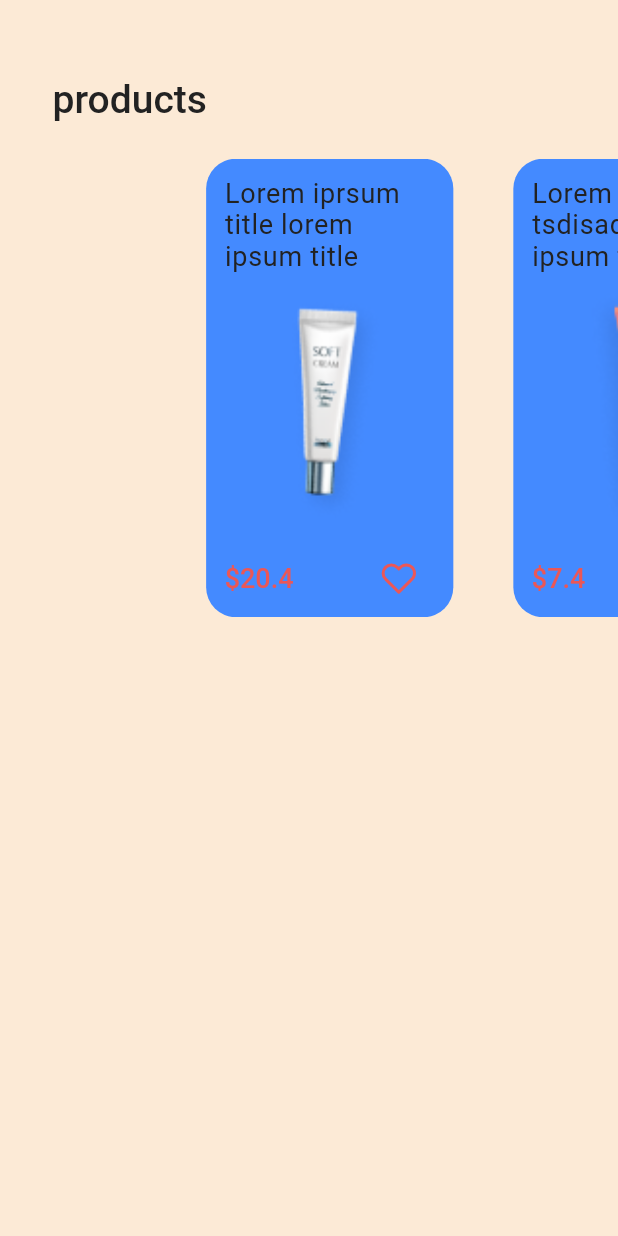
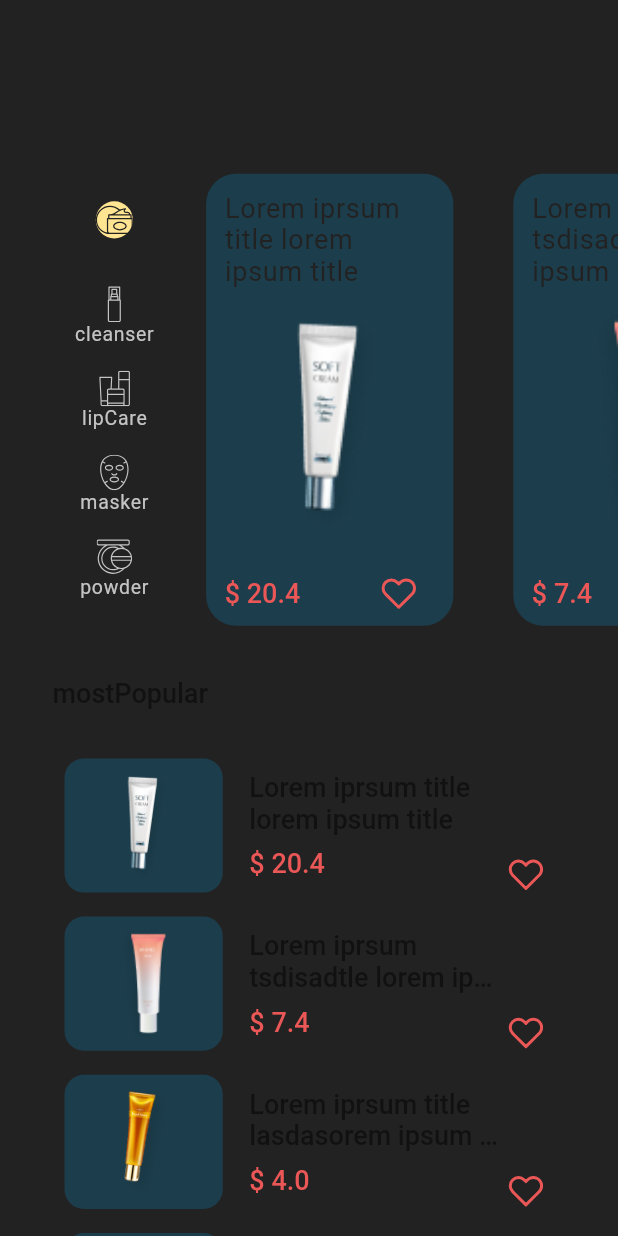
Before and after one commit to azaderdogan/beauty_app, a Flutter app: the screen it shows after launch, on a phone screen of 412 x 824 dp. Run offline on Flutter 3.47's test engine with Material 2 defaults, Android fonts, the phone set to English and light mode, and no system bars; our stand-ins replace cached_network_image, flutter_svg, get, shared_preferences, sizer, sliding_up_panel; missing offline and left inert: vexana; Roboto replaces fonts that are missing (Poppins_Bold, Poppins_Medium).

Commit message:
completed products view desing

```diff
--- a/lib/core/extensions/context_extension.dart
+++ b/lib/core/extensions/context_extension.dart
@@ -0,0 +1,8 @@
+import 'dart:math';
+
+import 'package:flutter/material.dart';
+import 'package:flutter/widgets.dart';
+
+extension ContextExtension on BuildContext {
+  MaterialColor get randomColor => Colors.primaries[Random().nextInt(17)];
+}
--- a/lib/product/utils/svg_constants.dart
+++ b/lib/product/utils/svg_constants.dart
@@ -14,6 +14,7 @@ class SvgConstants {
   String moisturizer = '033-moisturizer'.toSvg;
   String makeUp = '038-make-up-3'.toSvg;
   String skincare = '045-skincare'.toSvg;
+  String cleanset = 'cleanset'.toSvg;
   String calendar = 'calendar'.toSvg;
   String notification = 'notification'.toSvg;
   String heartRed = 'heart-1'.toSvg;
--- a/lib/view/products/constanst/products_constants_mixin.dart
+++ b/lib/view/products/constanst/products_constants_mixin.dart
@@ -1,9 +1,9 @@
-import 'package:beauty_app/product/utils/image_constants.dart';
-import 'package:beauty_app/product/utils/svg_constants.dart';
-import 'package:beauty_app/view/products/model/product.dart';
-import 'package:beauty_app/view/products/model/product_category.dart';
-import 'package:beauty_app/view/products/view/products_view.dart';
 import 'package:get/get_utils/src/extensions/internacionalization.dart';
+
+import '../../../product/utils/image_constants.dart';
+import '../../../product/utils/svg_constants.dart';
+import '../model/product.dart';
+import '../model/product_category.dart';
 
 mixin ProductsConstants {
   final String products = 'products'.tr;
@@ -24,25 +24,25 @@ mixin ProductsConstants {
     ProductCategory(
       categoryId: 0,
       categoryName: 'cleanser'.tr,
-      categoryIconPath: SvgConstants.instance.moisturizer,
+      categoryIconPath: SvgConstants.instance.cleanset,
     ),
     ProductCategory(
       categoryId: 0,
       categoryName: 'lipCare'.tr,
-      categoryIconPath: SvgConstants.instance.moisturizer,
+      categoryIconPath: SvgConstants.instance.skincare,
     ),
     ProductCategory(
       categoryId: 0,
       categoryName: 'masker'.tr,
-      categoryIconPath: SvgConstants.instance.moisturizer,
+      categoryIconPath: SvgConstants.instance.mask,
     ),
     ProductCategory(
       categoryId: 0,
       categoryName: 'powder'.tr,
-      categoryIconPath: SvgConstants.instance.moisturizer,
+      categoryIconPath: SvgConstants.instance.makeUp,
     ),
   ];
-  List<Product> producst = <Product>[
+  List<Product> productList = <Product>[
     Product(
         title: 'Lorem iprsum title lorem ipsum title',
         imagePath: ImageConstants.instance.image5,
--- a/lib/view/products/view/products_view.dart
+++ b/lib/view/products/view/products_view.dart
@@ -1,202 +1,65 @@
-import 'package:beauty_app/core/extensions/num.dart';
-import 'package:beauty_app/core/extensions/padding_insets.dart';
-import 'package:beauty_app/product/utils/svg_constants.dart';
-import 'package:beauty_app/view/products/model/product.dart';
-import 'package:beauty_app/view/products/model/product_category.dart';
-import 'package:flutter/foundation.dart';
-import 'package:flutter_svg/flutter_svg.dart';
+import 'package:flutter/material.dart';
+import 'package:get/get_utils/src/extensions/context_extensions.dart';
+import 'package:sizer/sizer.dart';
 
 import '../../../core/base/view/base_view.dart';
 import '../../../core/widget/sizedBox/dynamic_veritical_space.dart';
 import '../constanst/products_constants_mixin.dart';
 import '../controller/products_controller.dart';
-import 'package:flutter/material.dart';
-import 'package:get/get_utils/src/extensions/context_extensions.dart';
-import 'package:sizer/sizer.dart';
+import '../widgets/most_popular_list_view.dart';
+import '../widgets/product_categories_pageview.dart';
 
 class ProductsView extends BaseView<ProductsController> with ProductsConstants {
   ProductsView({Key? key}) : super(key: key);
-
+  late ScrollController _scrollController = ScrollController();
   @override
   Widget build(BuildContext context) {
     return Scaffold(
+      backgroundColor: context.theme.backgroundColor,
       body: SafeArea(
-        child: Column(
-          crossAxisAlignment: CrossAxisAlignment.start,
-          children: [
-            DynamicVerticalSpace(
-              height: 6.2.h,
-            ),
-            Padding(
-              padding: EdgeInsets.only(left: 8.5.w),
-              child: Text(
-                products,
-                style: context.textTheme.headline1!
-                    .copyWith(color: context.theme.colorScheme.background),
+        child: SingleChildScrollView(
+          controller: _scrollController,
+          child: Column(
+            crossAxisAlignment: CrossAxisAlignment.start,
+            children: [
+              DynamicVerticalSpace(
+                height: 6.2.h,
               ),
-            ),
-            DynamicVerticalSpace(),
-            ProductCategoriesWidget(categories: categories, products: producst)
-          ],
+              _buildProductText(context),
+              DynamicVerticalSpace(),
+              ProductCategoriesWidget(
+                  categories: categories, products: productList),
+              DynamicVerticalSpace(),
+              _buildMostPopularText(context),
+              DynamicVerticalSpace(),
+              Padding(
+                padding: EdgeInsets.symmetric(horizontal: 8.5.w),
+                child: MostPopularListView(
+                    productList: productList,
+                    scrollController: _scrollController),
+              )
+            ],
+          ),
         ),
       ),
     );
   }
-}
 
-class ProductCategoriesWidget extends StatefulWidget {
-  const ProductCategoriesWidget({
-    Key? key,
-    required this.products,
-    required this.categories,
-  }) : super(key: key);
+  Padding _buildMostPopularText(BuildContext context) {
+    return Padding(
+      padding: EdgeInsets.symmetric(horizontal: 8.5.w),
+      child: Text(mostPopular, style: context.textTheme.headline2),
+    );
+  }
 
-  final List<Product> products;
-  final List<ProductCategory> categories;
-
-  @override
-  State<ProductCategoriesWidget> createState() =>
-      _ProductCategoriesWidgetState();
-}
-
-class _ProductCategoriesWidgetState extends State<ProductCategoriesWidget> {
-  @override
-  Widget build(BuildContext context) {
-    return SizedBox(
-      height: 37.1.h,
-      child: Padding(
-        padding: EdgeInsets.only(left: 8.5.w),
-        child: Row(
-          children: [
-            CategoriesWidget(
-              categories: widget.categories,
-            ),
-            Expanded(
-              child: ListView.builder(
-                itemCount: widget.products.length,
-                shrinkWrap: true,
-                scrollDirection: Axis.horizontal,
-                itemBuilder: (context, index) => ProductCardWidget(
-                  product: widget.products[index],
-                ),
-              ),
-            ),
-          ],
-        ),
+  Padding _buildProductText(BuildContext context) {
+    return Padding(
+      padding: EdgeInsets.only(left: 8.5.w),
+      child: Text(
+        products,
+        style: context.textTheme.headline1!
+            .copyWith(color: context.theme.colorScheme.background),
       ),
     );
   }
 }
-
-class CategoriesWidget extends StatelessWidget {
-  const CategoriesWidget({
-    Key? key,
-    required this.categories,
-  }) : super(key: key);
-  final List<ProductCategory> categories;
-  @override
-  Widget build(BuildContext context) {
-    return SizedBox(
-      width: 20.w,
-      child: Wrap(
-        runAlignment: WrapAlignment.center,
-        alignment: WrapAlignment.center,
-        runSpacing: 2.1.h,
-        children: [
-
-        ],
-      ),
-    );
-  }
-}
-
-class ProductCardWidget extends StatelessWidget {
-  const ProductCardWidget({
-    Key? key,
-    required this.product,
-  }) : super(key: key);
-  final Product product;
-  @override
-  Widget build(BuildContext context) {
-    return Container(
-      margin: const EdgeInsets.symmetric(horizontal: 20),
-      padding: context.paddingLow * 1.5,
-      height: 20.h,
-      width: 20.h,
-      decoration: BoxDecoration(
-          color: Colors.blueAccent, borderRadius: BorderRadius.circular(20)),
-      child: Column(
-        mainAxisSize: MainAxisSize.max,
-        crossAxisAlignment: CrossAxisAlignment.center,
-        mainAxisAlignment: MainAxisAlignment.spaceEvenly,
-        children: [
-          Text(
-            product.title,
-            style: context.textTheme.headline5!.copyWith(
-              color: context.theme.colorScheme.background,
-              fontSize: 16.scpx,
-            ),
-          ),
-          Image.asset(
-            product.imagePath,
-            height: 21.9.h,
-            width: 23.7.w,
-            fit: BoxFit.fill,
-          ),
-          Align(
-            alignment: Alignment.bottomCenter,
-            child: Row(
-              crossAxisAlignment: CrossAxisAlignment.center,
-              mainAxisAlignment: MainAxisAlignment.spaceBetween,
-              children: [
-                Text(
-                  '\$${product.price}',
-                  style: context.textTheme.headline2!.copyWith(
-                    color: context.theme.colorScheme.error,
-                  ),
-                ),
-                IconButton(
-                    onPressed: () {},
-                    icon: SvgPicture.asset(
-                      product.isFavorite
-                          ? SvgConstants.instance.heartRed
-                          : SvgConstants.instance.heart,
-                    ))
-              ],
-            ),
-          )
-        ],
-      ),
-    );
-  }
-}
-
-class ProductTypeItem extends StatelessWidget {
-  const ProductTypeItem({
-    Key? key,
-    required this.text,
-    required this.iconPath,
-  }) : super(key: key);
-
-  final String text;
-  final String iconPath;
-
-  @override
-  Widget build(BuildContext context) {
-    return Column(
-      crossAxisAlignment: CrossAxisAlignment.center,
-      mainAxisAlignment: MainAxisAlignment.center,
-      children: [
-        SvgPicture.asset(
-          iconPath,
-          height: 3.h,
-          width: 3.h,
-        ),
-        Text(
-          text,
-          style: context.textTheme.headline3,
-        )
-      ],
-    );
-  }
-}
--- /dev/null
+++ b/lib/view/products/widgets/category_item.dart
@@ -0,0 +1,53 @@
+import 'package:flutter/material.dart';
+import 'package:flutter_svg/svg.dart';
+import 'package:get/get_utils/src/extensions/context_extensions.dart';
+import 'package:sizer/sizer.dart';
+
+class CategoryItem extends StatelessWidget {
+  CategoryItem({
+    Key? key,
+    required this.text,
+    required this.iconPath,
+    this.isSelected = false,
+  }) : super(key: key);
+
+  final String text;
+  final String iconPath;
+  bool isSelected;
+
+  @override
+  Widget build(BuildContext context) {
+    return Column(
+      crossAxisAlignment: CrossAxisAlignment.center,
+      mainAxisAlignment: MainAxisAlignment.center,
+      children: [_buildIcon(context), _buildText(context)],
+    );
+  }
+
+  Text _buildText(BuildContext context) {
+    return Text(
+      text,
+      style: context.textTheme.headline3!.copyWith(
+        color: isSelected
+            ? context.theme.colorScheme.background
+            : context.theme.colorScheme.surface,
+      ),
+    );
+  }
+
+  CircleAvatar _buildIcon(BuildContext context) {
+    return CircleAvatar(
+      radius: 1.5.h,
+      backgroundColor:
+          isSelected ? context.theme.disabledColor : Colors.transparent,
+      child: SvgPicture.asset(
+        iconPath,
+        height: 3.h,
+        width: 3.h,
+        color: isSelected
+            ? context.theme.colorScheme.background
+            : context.theme.colorScheme.surface,
+      ),
+    );
+  }
+}
--- /dev/null
+++ b/lib/view/products/widgets/most_popular_list_view.dart
@@ -0,0 +1,103 @@
+import 'package:flutter/material.dart';
+import 'package:flutter_svg/svg.dart';
+import 'package:get/get_utils/src/extensions/context_extensions.dart';
+import 'package:sizer/sizer.dart';
+
+import '../../../core/constants/app/app_constants.dart';
+import '../../../core/extensions/context_extension.dart';
+import '../../../product/utils/svg_constants.dart';
+import '../model/product.dart';
+
+class MostPopularListView extends StatelessWidget {
+  const MostPopularListView({
+    Key? key,
+    required this.productList,
+    required ScrollController scrollController,
+  })  : _scrollController = scrollController,
+        super(key: key);
+
+  final List<Product> productList;
+  final ScrollController _scrollController;
+
+  @override
+  Widget build(BuildContext context) {
+    return ListView.builder(
+      itemCount: productList.length,
+      shrinkWrap: true,
+      controller: _scrollController,
+      itemBuilder: (BuildContext context, int index) {
+        return SizedBox(
+          height: 12.8.h,
+          width: double.infinity,
+          child: Padding(
+              padding: const EdgeInsets.all(8.0),
+              child: _buildImageTitlePriceAndHeart(context, index)),
+        );
+      },
+    );
+  }
+
+  Row _buildImageTitlePriceAndHeart(BuildContext context, int index) {
+    return Row(
+      children: [
+        _buildProductImage(context, index),
+        Expanded(
+          flex: 10,
+          child: _buildTitleAndPrice(index, context),
+        ),
+        Expanded(flex: 2, child: _buildHeartIcon())
+      ],
+    );
+  }
+
+  Container _buildProductImage(BuildContext context, int index) {
+    return Container(
+      height: 12.8.h,
+      width: 12.8.h,
+      decoration: BoxDecoration(
+        color: context.randomColor.withOpacity(0.2),
+        borderRadius: BorderRadius.circular(13),
+      ),
+      child: Image.asset(
+        productList[index].imagePath,
+        fit: BoxFit.contain,
+        height: 12.8.h,
+        width: 12.8.h,
+      ),
+    );
+  }
+
+  Padding _buildTitleAndPrice(int index, BuildContext context) {
+    return Padding(
+      padding: EdgeInsets.only(left: 4.3.w),
+      child: Column(
+        mainAxisAlignment: MainAxisAlignment.spaceEvenly,
+        crossAxisAlignment: CrossAxisAlignment.start,
+        children: [
+          Text(
+            productList[index].title,
+            style: context.textTheme.headline2!.copyWith(
+              overflow: TextOverflow.ellipsis,
+            ),
+            maxLines: 2,
+          ),
+          Text(
+            '\$ ${productList[index].price}',
+            style: context.textTheme.headline2!.copyWith(
+                color: context.theme.colorScheme.error,
+                fontWeight: FontWeight.w500,
+                fontStyle: FontStyle.normal,
+                fontFamily: ApplicationConstants.FONT_FAMILY_MEDIUM),
+          )
+        ],
+      ),
+    );
+  }
+
+  Align _buildHeartIcon() {
+    return Align(
+      alignment: Alignment.bottomCenter,
+      child: SvgPicture.asset(SvgConstants.instance.heartRed),
+    );
+  }
+}
--- /dev/null
+++ b/lib/view/products/widgets/product_cart_widget.dart
@@ -0,0 +1,89 @@
+import 'package:flutter/material.dart';
+import 'package:flutter_svg/svg.dart';
+import 'package:get/get_utils/src/extensions/context_extensions.dart';
+import 'package:sizer/sizer.dart';
+
+import '../../../core/extensions/context_extension.dart';
+import '../../../core/extensions/num.dart';
+import '../../../core/extensions/padding_insets.dart';
+import '../../../product/utils/svg_constants.dart';
+import '../model/product.dart';
+
+class ProductCardWidget extends StatelessWidget {
+  const ProductCardWidget({
+    Key? key,
+    required this.product,
+  }) : super(key: key);
+  final Product product;
+  @override
+  Widget build(BuildContext context) {
+    return Container(
+      margin: const EdgeInsets.symmetric(horizontal: 20, vertical: 10),
+      padding: context.paddingLow * 1.5,
+      height: 20.h,
+      width: 20.h,
+      decoration: BoxDecoration(
+          color: context.randomColor.withOpacity(0.2),
+          borderRadius: BorderRadius.circular(20)),
+      child: Column(
+        mainAxisSize: MainAxisSize.max,
+        crossAxisAlignment: CrossAxisAlignment.center,
+        mainAxisAlignment: MainAxisAlignment.spaceEvenly,
+        children: [
+          _buildTitle(context),
+          _buildAssetImage(),
+          Align(
+            alignment: Alignment.bottomCenter,
+            child: _buildPriceAndFavIcon(context),
+          )
+        ],
+      ),
+    );
+  }
+
+  Row _buildPriceAndFavIcon(BuildContext context) {
+    return Row(
+      crossAxisAlignment: CrossAxisAlignment.center,
+      mainAxisAlignment: MainAxisAlignment.spaceBetween,
+      children: [_buildPriceText(context), _buildFavIconButton()],
+    );
+  }
+
+  Text _buildPriceText(BuildContext context) {
+    return Text(
+      '\$ ${product.price}',
+      style: context.textTheme.headline2!.copyWith(
+        color: context.theme.colorScheme.error,
+      ),
+    );
+  }
+
+  IconButton _buildFavIconButton() {
+    return IconButton(
+        onPressed: () {},
+        icon: SvgPicture.asset(
+          product.isFavorite
+              ? SvgConstants.instance.heartRed
+              : SvgConstants.instance.heart,
+        ));
+  }
+
+  Image _buildAssetImage() {
+    return Image.asset(
+      product.imagePath,
+      height: 21.9.h,
+      width: 23.7.w,
+      fit: BoxFit.fill,
+    );
+  }
+
+  Text _buildTitle(BuildContext context) {
+    return Text(
+      product.title,
+      style: context.textTheme.headline5!.copyWith(
+        color: context.theme.colorScheme.background,
+        fontSize: 16.scpx,
+      ),
+    );
+  }
+}
--- /dev/null
+++ b/lib/view/products/widgets/product_categories_pageview.dart
@@ -0,0 +1,110 @@
+
+import 'package:flutter/gestures.dart';
+import 'package:flutter/material.dart';
+import 'package:sizer/sizer.dart';
+
+import '../model/product.dart';
+import '../model/product_category.dart';
+import 'category_item.dart';
+import 'product_cart_widget.dart';
+
+class ProductCategoriesWidget extends StatefulWidget {
+  const ProductCategoriesWidget({
+    Key? key,
+    required this.products,
+    required this.categories,
+  }) : super(key: key);
+
+  final List<Product> products;
+  final List<ProductCategory> categories;
+
+  @override
+  State<ProductCategoriesWidget> createState() =>
+      _ProductCategoriesWidgetState();
+}
+
+class _ProductCategoriesWidgetState extends State<ProductCategoriesWidget> {
+  int selectedIndex = 0;
+  late final PageController _pageController;
+  @override
+  void initState() {
+    _pageController = PageController();
+    super.initState();
+  }
+
+  @override
+  void dispose() {
+    _pageController.dispose();
+    super.dispose();
+  }
+
+  @override
+  Widget build(BuildContext context) {
+    return SizedBox(
+      height: 39.h,
+      child: Padding(
+        padding: EdgeInsets.only(left: 8.5.w),
+        child: Row(
+          children: [
+            _buildCategories(),
+            Expanded(child: _buildProductPageView()),
+          ],
+        ),
+      ),
+    );
+  }
+
+  PageView _buildProductPageView() {
+    return PageView.builder(
+      controller: _pageController,
+      itemCount: 5,
+      scrollDirection: Axis.vertical,
+      allowImplicitScrolling: true,
+      dragStartBehavior: DragStartBehavior.start,
+      onPageChanged: (value) => setState(
+        () {
+          selectedIndex = value;
+        },
+      ),
+      itemBuilder: (context, index) => ListView.builder(
+        itemCount: widget.products.length,
+        shrinkWrap: true,
+        scrollDirection: Axis.horizontal,
+        itemBuilder: (context, index) => ProductCardWidget(
+          product: widget.products[index],
+        ),
+      ),
+    );
+  }
+
+  SizedBox _buildCategories() {
+    return SizedBox(
+      width: 20.w,
+      child: ListView.builder(
+        itemCount: widget.categories.length,
+        shrinkWrap: true,
+        itemBuilder: (BuildContext context, int index) {
+          return Padding(
+            padding: index == 0 ? EdgeInsets.zero : EdgeInsets.only(top: 2.h),
+            child: InkWell(
+              onTap: () => _onTapCategory(index),
+              child: CategoryItem(
+                text: widget.categories[index].categoryName,
+                iconPath: widget.categories[index].categoryIconPath,
+                isSelected: index == selectedIndex,
+              ),
+            ),
+          );
+        },
+      ),
+    );
+  }
+
+  void _onTapCategory(int index) {
+    return setState(() {
+      selectedIndex = index;
+      _pageController.animateToPage(selectedIndex,
+          duration: const Duration(milliseconds: 400), curve: Curves.easeIn);
+    });
+  }
+}
```
Also changed, not shown: assets/svgs/cleanset.svg (added).
